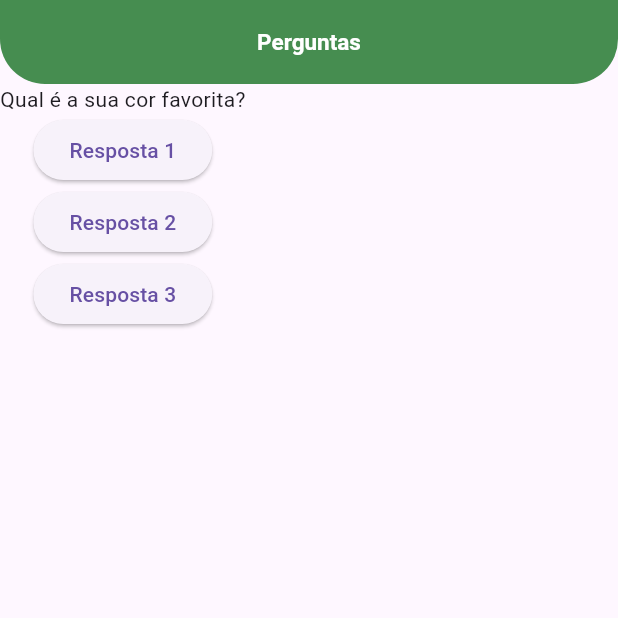
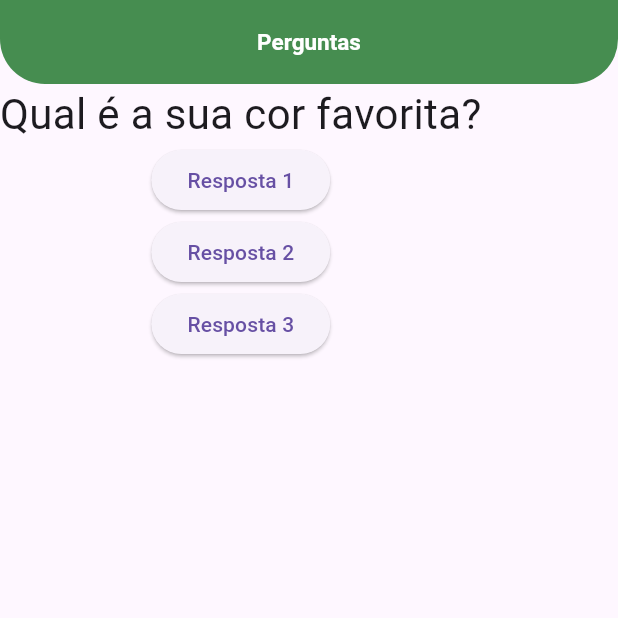
Before and after one commit to leandro91004850/curso_flutter, a Flutter app: the SegundaPagina screen opened by its route, after a tap on "Voltar para a Primeira Página", on a phone screen of 412 x 824 dp, the top half of it. Run offline on Flutter 3.47's test engine with Material 3 defaults, Android fonts, the phone set to English and light mode, and no system bars.

Commit message:
Criando widget de questao

```diff
--- a/lib/main.dart
+++ b/lib/main.dart
@@ -8,7 +8,7 @@ import 'segunda_pagina.dart';
 void main() {
   runApp(MaterialApp(
     title: 'Navegação',
-    initialRoute: '/login',
+    initialRoute: '/quiz',
     routes: {
       '/': (context) => PrimeiraPagina(),
       '/segunda': (context) => SegundaPagina(),
--- /dev/null
+++ b/lib/questao.dart
@@ -0,0 +1,16 @@
+import 'package:flutter/material.dart';
+
+class Questao extends StatelessWidget {
+  final String texto;
+
+  const Questao(this.texto, {super.key});
+
+  @override
+  Widget build(BuildContext context) {
+    return Text(
+      texto,
+      style: const TextStyle(fontSize: 28),
+      textAlign: TextAlign.center,
+      );
+  }
+}
--- a/lib/quiz.dart
+++ b/lib/quiz.dart
@@ -1,3 +1,4 @@
+import 'package:curso_flutter/questao.dart';
 import 'package:flutter/material.dart';
 
 class PeguntaAppState extends State<PerguntaApp> {
@@ -35,7 +36,7 @@ class PeguntaAppState extends State<PerguntaApp> {
         ),
         body: Column(
           children: [
-            Text(perguntas[perguntaSelecionada]),
+            Questao(perguntas[perguntaSelecionada]),
             ElevatedButton(
               child: const Text('Resposta 1'),
               onPressed: responder
```
